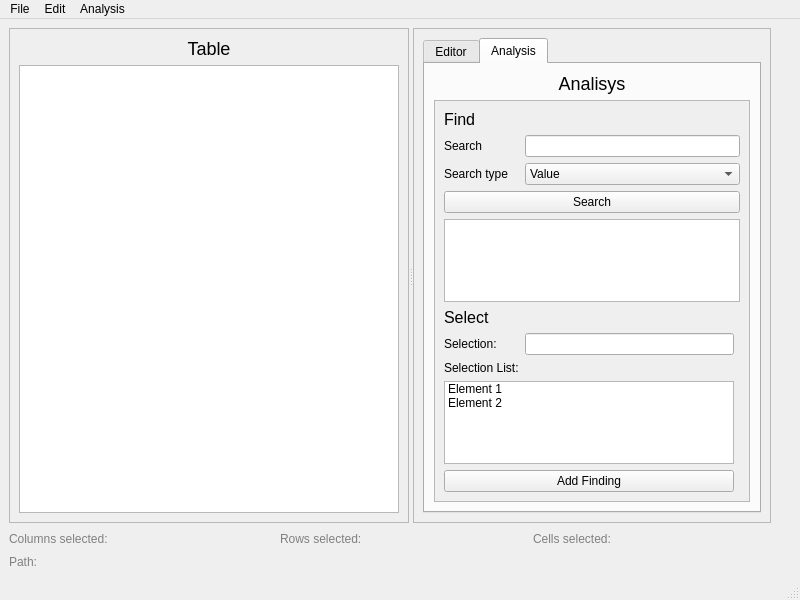
Above: res/ui/main-window.ui from stefanbenderskiy/Table-Wizard before the change. Below: the same form after it.
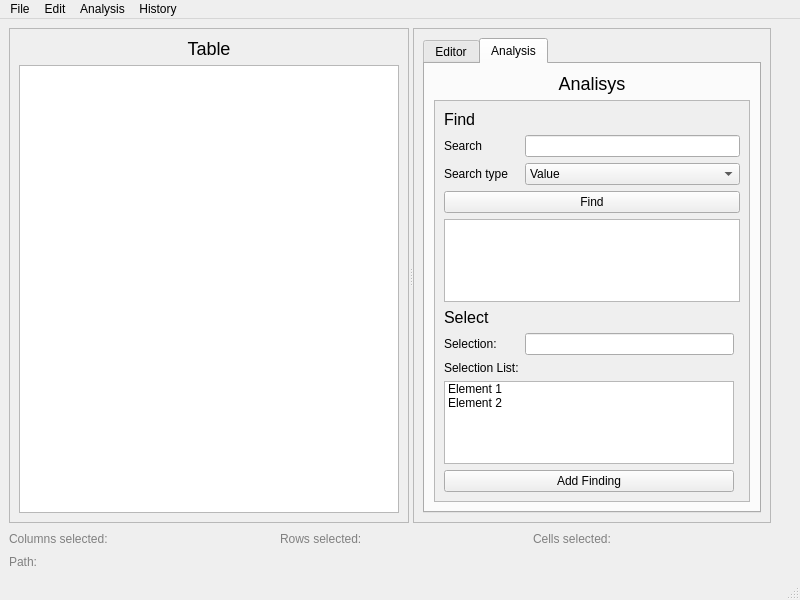
That is the form after the change. The open tabs and pages were chosen to show the change.

The edit to the form file:
```diff
--- a/res/ui/main-window.ui
+++ b/res/ui/main-window.ui
@@ -459,7 +459,7 @@
                   <item row="3" column="0" colspan="3">
                    <widget class="QPushButton" name="pushButton">
                     <property name="text">
-                     <string>Search</string>
+                     <string>Find</string>
                     </property>
                    </widget>
                   </item>
@@ -593,9 +593,21 @@
      <string>Analysis</string>
     </property>
    </widget>
+   <widget class="QMenu" name="menuHistory">
+    <property name="title">
+     <string>History</string>
+    </property>
+    <addaction name="action_undo"/>
+    <addaction name="action_redo"/>
+    <addaction name="separator"/>
+    <addaction name="action_last"/>
+    <addaction name="actionSelect"/>
+    <addaction name="actionClear_all"/>
+   </widget>
    <addaction name="menu_file"/>
    <addaction name="menu_edit"/>
    <addaction name="menu_analysis"/>
+   <addaction name="menuHistory"/>
   </widget>
   <widget class="QStatusBar" name="statusbar"/>
   <action name="action_new">
```
Left out of the diff: 207 changed lines with no effect on the pictures.
